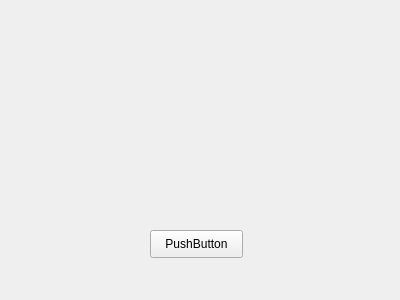
Above: Ui.ui from delta09-yan/2-task before the change. Below: the same form after it.
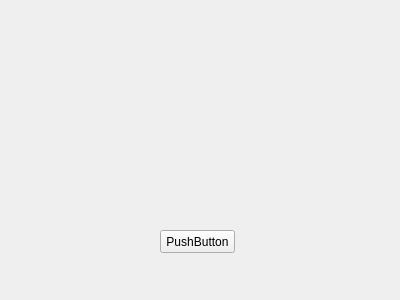
That is the form after the change.

What changed in the file:
```diff
--- a/Ui.ui
+++ b/Ui.ui
@@ -16,10 +16,10 @@
   <widget class="QPushButton" name="pushButton">
    <property name="geometry">
     <rect>
-     <x>150</x>
+     <x>160</x>
      <y>230</y>
-     <width>93</width>
-     <height>28</height>
+     <width>75</width>
+     <height>23</height>
     </rect>
    </property>
    <property name="text">
```
